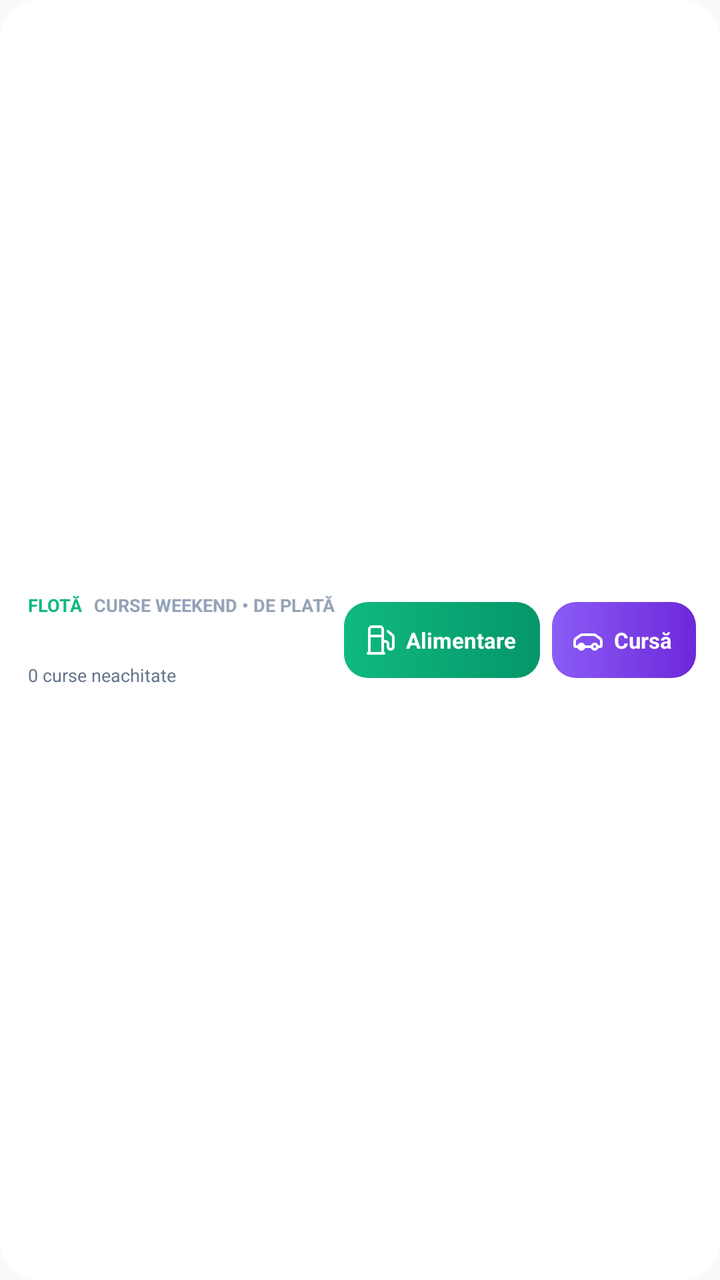
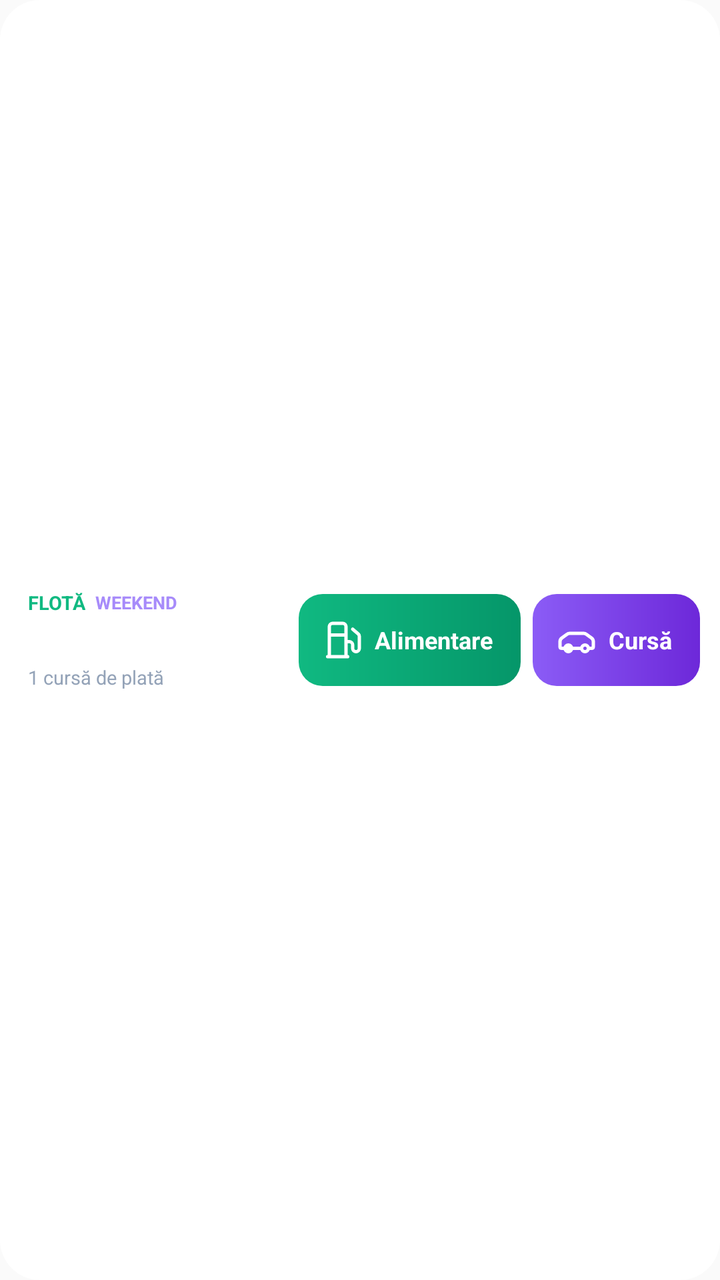

The first picture is an Android layout as it rendered before a commit; the second is the same layout after the commit. The layout source and the unified diff follow.
<!-- AndroidManifest.xml: application theme AppTheme -->
<!-- res/layout/widget_layout_4x1.xml -->
<?xml version="1.0" encoding="utf-8"?>
<FrameLayout xmlns:android="http://schemas.android.com/apk/res/android"
    android:id="@+id/widget_root_4x1"
    android:layout_width="match_parent"
    android:layout_height="match_parent">

    
    <ImageView
        android:id="@+id/widget_bg"
        android:layout_width="match_parent"
        android:layout_height="match_parent"
        android:src="@drawable/widget_rounded_bg"
        android:scaleType="fitXY" />

    
    <LinearLayout
        android:id="@+id/widget_content_container"
        android:layout_width="match_parent"
        android:layout_height="match_parent"
        android:orientation="horizontal"
        android:gravity="center_vertical"
        android:paddingStart="14dp"
        android:paddingEnd="12dp"
        android:paddingTop="6dp"
        android:paddingBottom="6dp">

        
        <LinearLayout
            android:id="@+id/widget_click_info"
            android:layout_width="0dp"
            android:layout_height="wrap_content"
            android:layout_weight="1"
            android:orientation="vertical"
            android:gravity="center_vertical">

            <LinearLayout
                android:layout_width="wrap_content"
                android:layout_height="wrap_content"
                android:orientation="horizontal"
                android:gravity="center_vertical">

                <TextView
                    android:id="@+id/widget_plate_badge"
                    android:layout_width="wrap_content"
                    android:layout_height="wrap_content"
                    android:text="FLOTĂ"
                    android:textSize="9sp"
                    android:textStyle="bold"
                    android:textColor="#10B981"
                    android:layout_marginEnd="6dp"
                    android:singleLine="true" />

                <TextView
                    android:id="@+id/widget_label"
                    android:layout_width="wrap_content"
                    android:layout_height="wrap_content"
                    android:text="CURSE WEEKEND • DE PLATĂ"
                    android:textSize="9sp"
                    android:textStyle="bold"
                    android:textColor="#94A3B8"
                    android:singleLine="true" />
            </LinearLayout>

            <TextView
                android:id="@+id/widget_unpaid_amount"
                android:layout_width="wrap_content"
                android:layout_height="wrap_content"
                android:text="0,00 RON"
                android:textSize="17sp"
                android:textStyle="bold"
                android:textColor="#FFFFFF"
                android:singleLine="true" />

            <TextView
                android:id="@+id/widget_subtext"
                android:layout_width="wrap_content"
                android:layout_height="wrap_content"
                android:text="0 curse neachitate"
                android:textSize="9sp"
                android:textColor="#64748B"
                android:singleLine="true" />
        </LinearLayout>

        
        <LinearLayout
            android:layout_width="wrap_content"
            android:layout_height="wrap_content"
            android:orientation="horizontal"
            android:gravity="center_vertical">

            
            <LinearLayout
                android:id="@+id/btn_widget_fuel"
                android:layout_width="wrap_content"
                android:layout_height="38dp"
                android:layout_marginEnd="6dp"
                android:background="@drawable/widget_button_bg_fuel"
                android:orientation="horizontal"
                android:gravity="center_vertical"
                android:paddingStart="10dp"
                android:paddingEnd="12dp">

                <ImageView
                    android:layout_width="16dp"
                    android:layout_height="16dp"
                    android:src="@drawable/ic_widget_fuel"
                    android:scaleType="fitCenter" />

                <TextView
                    android:id="@+id/btn_fuel_text"
                    android:layout_width="wrap_content"
                    android:layout_height="wrap_content"
                    android:layout_marginStart="5dp"
                    android:text="Alimentare"
                    android:textSize="11sp"
                    android:textStyle="bold"
                    android:textColor="#FFFFFF"
                    android:singleLine="true" />
            </LinearLayout>

            
            <LinearLayout
                android:id="@+id/btn_widget_trip"
                android:layout_width="wrap_content"
                android:layout_height="38dp"
                android:background="@drawable/widget_button_bg_trip"
                android:orientation="horizontal"
                android:gravity="center_vertical"
                android:paddingStart="10dp"
                android:paddingEnd="12dp">

                <ImageView
                    android:layout_width="16dp"
                    android:layout_height="16dp"
                    android:src="@drawable/ic_widget_trip"
                    android:scaleType="fitCenter" />

                <TextView
                    android:id="@+id/btn_trip_text"
                    android:layout_width="wrap_content"
                    android:layout_height="wrap_content"
                    android:layout_marginStart="5dp"
                    android:text="Cursă"
                    android:textSize="11sp"
                    android:textStyle="bold"
                    android:textColor="#FFFFFF"
                    android:singleLine="true" />
            </LinearLayout>

        </LinearLayout>

    </LinearLayout>

</FrameLayout>
<!-- resources referenced by this layout -->
<resources>
  <!-- drawable ic_widget_fuel (drawable) -->
  <vector xmlns:android="http://schemas.android.com/apk/res/android"
      android:width="24dp"
      android:height="24dp"
      android:viewportWidth="24"
      android:viewportHeight="24">
    <path
        android:fillColor="#00000000"
        android:pathData="M3,22h12M4,9h10M4,22V4a2,2 0,0 1,2 -2h6a2,2 0,0 1,2 2v18M14,13h2a2,2 0,0 1,2 2v2a2,2 0,0 0,2 2h0a2,2 0,0 0,2 -2V9.83a2,2 0,0 0,-0.59 -1.42L18,5.5"
        android:strokeWidth="2"
        android:strokeColor="#FFFFFF"
        android:strokeLineCap="round"
        android:strokeLineJoin="round"/>
  </vector>
  <!-- drawable ic_widget_trip (drawable) -->
  <vector xmlns:android="http://schemas.android.com/apk/res/android"
      android:width="24dp"
      android:height="24dp"
      android:viewportWidth="24"
      android:viewportHeight="24">
    <path
        android:fillColor="#00000000"
        android:pathData="M19,17h2c0.6,0 1,-0.4 1,-1v-3c0,-0.9 -0.4,-1.7 -1.1,-2.2l-2.9,-2.1A3,3 0,0 0,16.2 8H7.8A3,3 0,0 0,6 8.7L3.1,10.8C2.4,11.3 2,12.1 2,13v3c0,0.6 0.4,1 1,1h2M7,17m-2,0a2,2 0,1 0,4 0a2,2 0,1 0,-4 0M17,17m-2,0a2,2 0,1 0,4 0a2,2 0,1 0,-4 0M5,17h10"
        android:strokeWidth="2"
        android:strokeColor="#FFFFFF"
        android:strokeLineCap="round"
        android:strokeLineJoin="round"/>
  </vector>
  <!-- drawable widget_button_bg_fuel (drawable) -->
  <?xml version="1.0" encoding="utf-8"?>
  <shape xmlns:android="http://schemas.android.com/apk/res/android"
      android:shape="rectangle">
      <corners android:radius="12dp" />
      <gradient
          android:angle="0"
          android:startColor="#10B981"
          android:endColor="#059669"
          android:type="linear" />
  </shape>
  <!-- drawable widget_button_bg_trip (drawable) -->
  <?xml version="1.0" encoding="utf-8"?>
  <shape xmlns:android="http://schemas.android.com/apk/res/android"
      android:shape="rectangle">
      <corners android:radius="12dp" />
      <gradient
          android:angle="0"
          android:startColor="#8B5CF6"
          android:endColor="#6D28D9"
          android:type="linear" />
  </shape>
  <!-- drawable widget_rounded_bg (drawable) -->
  <?xml version="1.0" encoding="utf-8"?>
  <shape xmlns:android="http://schemas.android.com/apk/res/android"
      android:shape="rectangle">
      <corners android:radius="20dp" />
      <solid android:color="#FFFFFF" />
  </shape>
  <style name="AppTheme" parent="Theme.AppCompat.Light.DarkActionBar">
          
          <item name="colorPrimary">@color/colorPrimary</item>
          <item name="colorPrimaryDark">@color/colorPrimaryDark</item>
          <item name="colorAccent">@color/colorAccent</item>
      </style>
</resources>

<!-- the commit's change to res/layout/widget_layout_4x1.xml (unified diff, before → after) -->
@@ -20,9 +20,9 @@
         android:orientation="horizontal"
         android:gravity="center_vertical"
         android:paddingStart="14dp"
-        android:paddingEnd="12dp"
-        android:paddingTop="6dp"
-        android:paddingBottom="6dp">
+        android:paddingEnd="10dp"
+        android:paddingTop="5dp"
+        android:paddingBottom="5dp">
 
         
         <LinearLayout
@@ -31,7 +31,8 @@
             android:layout_height="wrap_content"
             android:layout_weight="1"
             android:orientation="vertical"
-            android:gravity="center_vertical">
+            android:gravity="center_vertical"
+            android:paddingEnd="6dp">
 
             <LinearLayout
                 android:layout_width="wrap_content"
@@ -44,20 +45,20 @@
                     android:layout_width="wrap_content"
                     android:layout_height="wrap_content"
                     android:text="FLOTĂ"
-                    android:textSize="9sp"
+                    android:textSize="9.5sp"
                     android:textStyle="bold"
                     android:textColor="#10B981"
-                    android:layout_marginEnd="6dp"
+                    android:layout_marginEnd="5dp"
                     android:singleLine="true" />
 
                 <TextView
                     android:id="@+id/widget_label"
                     android:layout_width="wrap_content"
                     android:layout_height="wrap_content"
-                    android:text="CURSE WEEKEND • DE PLATĂ"
+                    android:text="WEEKEND"
                     android:textSize="9sp"
                     android:textStyle="bold"
-                    android:textColor="#94A3B8"
+                    android:textColor="#A78BFA"
                     android:singleLine="true" />
             </LinearLayout>
 
@@ -66,18 +67,21 @@
                 android:layout_width="wrap_content"
                 android:layout_height="wrap_content"
                 android:text="0,00 RON"
-                android:textSize="17sp"
+                android:textSize="19sp"
                 android:textStyle="bold"
                 android:textColor="#FFFFFF"
-                android:singleLine="true" />
+                android:singleLine="true"
+                android:includeFontPadding="false"
+                android:layout_marginTop="1dp"
+                android:layout_marginBottom="1dp" />
 
             <TextView
                 android:id="@+id/widget_subtext"
                 android:layout_width="wrap_content"
                 android:layout_height="wrap_content"
-                android:text="0 curse neachitate"
-                android:textSize="9sp"
-                android:textColor="#64748B"
+                android:text="1 cursă de plată"
+                android:textSize="9.5sp"
+                android:textColor="#94A3B8"
                 android:singleLine="true" />
         </LinearLayout>
 
@@ -92,17 +96,17 @@
             <LinearLayout
                 android:id="@+id/btn_widget_fuel"
                 android:layout_width="wrap_content"
-                android:layout_height="38dp"
+                android:layout_height="46dp"
                 android:layout_marginEnd="6dp"
                 android:background="@drawable/widget_button_bg_fuel"
                 android:orientation="horizontal"
                 android:gravity="center_vertical"
-                android:paddingStart="10dp"
-                android:paddingEnd="12dp">
+                android:paddingStart="12dp"
+                android:paddingEnd="14dp">
 
                 <ImageView
-                    android:layout_width="16dp"
-                    android:layout_height="16dp"
+                    android:layout_width="20dp"
+                    android:layout_height="20dp"
                     android:src="@drawable/ic_widget_fuel"
                     android:scaleType="fitCenter" />
 
@@ -110,9 +114,9 @@
                     android:id="@+id/btn_fuel_text"
                     android:layout_width="wrap_content"
                     android:layout_height="wrap_content"
-                    android:layout_marginStart="5dp"
+                    android:layout_marginStart="6dp"
                     android:text="Alimentare"
-                    android:textSize="11sp"
+                    android:textSize="12sp"
                     android:textStyle="bold"
                     android:textColor="#FFFFFF"
                     android:singleLine="true" />
@@ -122,16 +126,16 @@
             <LinearLayout
                 android:id="@+id/btn_widget_trip"
                 android:layout_width="wrap_content"
-                android:layout_height="38dp"
+                android:layout_height="46dp"
                 android:background="@drawable/widget_button_bg_trip"
                 android:orientation="horizontal"
                 android:gravity="center_vertical"
-                android:paddingStart="10dp"
-                android:paddingEnd="12dp">
+                android:paddingStart="12dp"
+                android:paddingEnd="14dp">
 
                 <ImageView
-                    android:layout_width="16dp"
-                    android:layout_height="16dp"
+                    android:layout_width="20dp"
+                    android:layout_height="20dp"
                     android:src="@drawable/ic_widget_trip"
                     android:scaleType="fitCenter" />
 
@@ -139,9 +143,9 @@
                     android:id="@+id/btn_trip_text"
                     android:layout_width="wrap_content"
                     android:layout_height="wrap_content"
-                    android:layout_marginStart="5dp"
+                    android:layout_marginStart="6dp"
                     android:text="Cursă"
-                    android:textSize="11sp"
+                    android:textSize="12sp"
                     android:textStyle="bold"
                     android:textColor="#FFFFFF"
                     android:singleLine="true" />
